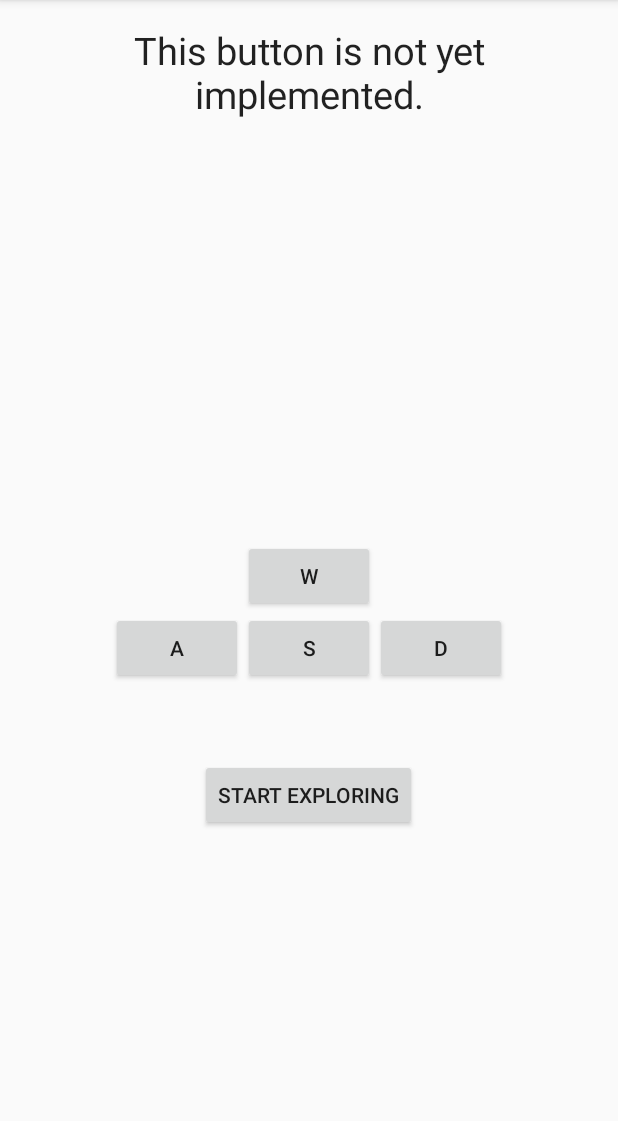
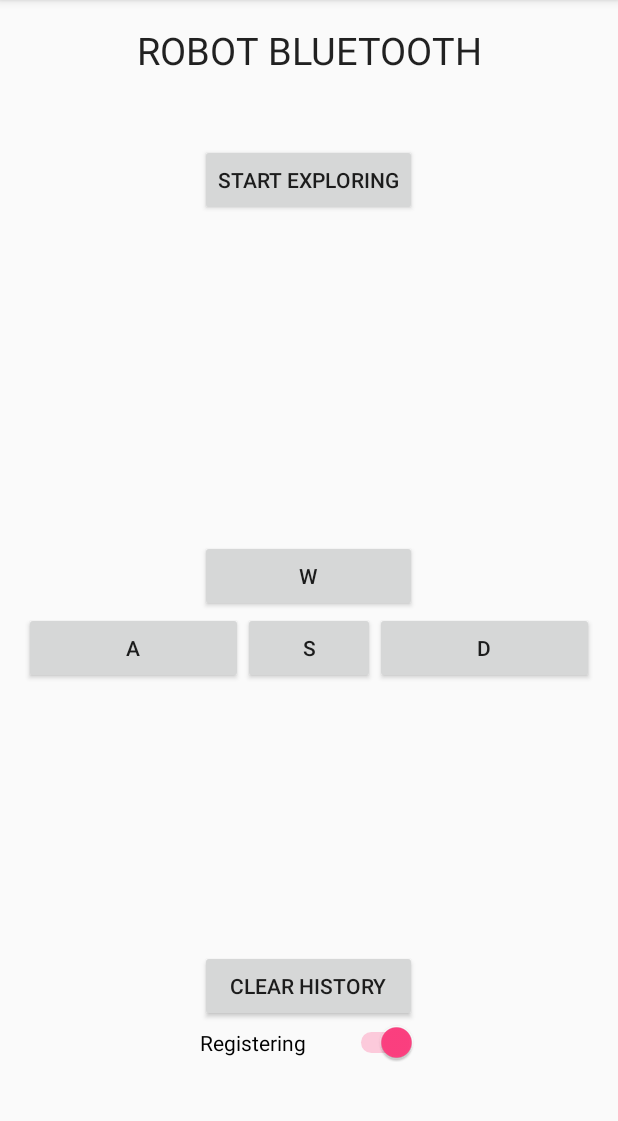
Before and after one commit to PUT-PTM/STMPathFinder, an Android app: the MainActivity screen opened directly, with no data from a screen before it, on a phone screen of 412 x 824 dp, the part 84-1205 px from its top. Run offline under Robolectric (Android 15) with nearby library versions, the phone set to English and light mode, and no system bars; 1 statement that could not run was skipped.

Commit message:
zmieniono modul bluetooth, dodano mapowanie oraz dodatkowe przyciski

```diff
--- a/Android Module/app/src/main/java/com/example/szymon/myapplication/BluetoothManager.java
+++ b/Android Module/app/src/main/java/com/example/szymon/myapplication/BluetoothManager.java
@@ -24,8 +24,7 @@ public class BluetoothManager {
     private OutputStream outputStream;
 
     public final UUID MY_UUID = UUID.fromString("00000000-0000-1000-8000-00805F9B34FB");
-    public final String ROBOT_BLUETOOTH_NAME = "ROBOT_BLUETOOTH_NAME";
-    //public final String ROBOT_BLUETOOTH_ADDRESS; -- bardzo potrzebne
+    public final String ROBOT_BLUETOOTH_NAME = "HUAWEI U8815"; //HC-06, "HUAWEI U8815"
 
     public BluetoothManager(AppCompatActivity appCompatActivity) {
         this.appCompatActivity = appCompatActivity;
@@ -37,24 +36,26 @@ public class BluetoothManager {
     }
 
     private void init() {
+        String name;
         Set<BluetoothDevice> devices = bluetoothAdapter.getBondedDevices();
         for (BluetoothDevice device : devices) {
-            if (device.getName().equals(ROBOT_BLUETOOTH_NAME)) { //device.getAddress().equals(ROBOT_BLUETOOTH_ADDRESS)
+            name = device.getName();
+            if (name.equals(ROBOT_BLUETOOTH_NAME)) { //device.getAddress().equals(ROBOT_BLUETOOTH_ADDRESS)
                 bluetoothDevice = device;
             }
         }
-        checkConnection();
         try {
+            checkConnection();
             outputStream = bluetoothDevice.createInsecureRfcommSocketToServiceRecord(MY_UUID).getOutputStream();
-        } catch (IOException e) {
-            e.printStackTrace();
-        }
-    }
-
-    private void checkConnection() {
-        if (bluetoothDevice == null) {
+        } catch (Exception e) {
             Toast.makeText(appCompatActivity.getBaseContext(), "Devices are not bounded!", Toast.LENGTH_LONG).show();
             appCompatActivity.finish();
         }
     }
+
+    private void checkConnection() throws Exception {
+        if (bluetoothDevice == null) {
+            throw new Exception();
+        }
+    }
 }
--- a/Android Module/app/src/main/java/com/example/szymon/myapplication/MainActivity.java
+++ b/Android Module/app/src/main/java/com/example/szymon/myapplication/MainActivity.java
@@ -1,24 +1,19 @@
 package com.example.szymon.myapplication;
 
-import android.bluetooth.BluetoothAdapter;
-import android.bluetooth.BluetoothDevice;
-import android.bluetooth.BluetoothSocket;
-import android.content.Intent;
 import android.os.Bundle;
 import android.support.v7.app.AppCompatActivity;
-import android.util.Log;
 import android.view.MotionEvent;
 import android.view.View;
 import android.widget.Button;
+import android.widget.Switch;
 import android.widget.TextView;
 import android.widget.Toast;
 
 import java.io.IOException;
 import java.io.OutputStream;
 import java.util.HashMap;
+import java.util.Iterator;
 import java.util.Map;
-import java.util.Set;
-import java.util.UUID;
 
 public class MainActivity extends AppCompatActivity {
 
@@ -27,14 +22,15 @@ public class MainActivity extends AppCompatActivity {
             R.id.buttonUp,
             R.id.buttonDown,
             R.id.buttonLeft,
-            R.id.buttonRight,
-            R.id.buttonExploring
+            R.id.buttonRight
     };
 
     private BluetoothManager bluetoothManager;
     private TextView textView = null;
-    private OutputStream outputStream = null;
+    private OutputStream bluetoothOutputStream = null;
     private Map<Button, String> moveButtons = new HashMap<>();
+    private Switch registerSwitch;
+    private MappingService mappingService = new MappingService();
 
     @Override
     protected void onCreate(Bundle savedInstanceState) {
@@ -46,25 +42,27 @@ public class MainActivity extends AppCompatActivity {
 
     private void init() {
         textView = (TextView) findViewById(R.id.textView);
-        bluetoothManager = new BluetoothManager(this);
-        outputStream = bluetoothManager.getOutputStream();
-        //Initialize buttons, that handle on press events, and sending data
+        registerSwitch = (Switch) findViewById(R.id.registering);
+
+        activateBluetooth();
+
         initMovingButtons();
         initExploringButton();
-
+        initClearButton();
     }
 
     private void initMovingButtons() {
         for (int buttonId : movingButton) {
             Button tmpButton = (Button) findViewById(buttonId);
-            //ten if dlatego, że srodowisko bardzo balo sie o nulla 0_o
             if (tmpButton != null) {
                 tmpButton.setOnTouchListener(new View.OnTouchListener() {
                     @Override
                     public boolean onTouch(View v, MotionEvent event) {
-                        Button button = (Button) v;
-                        while (event.getAction() == MotionEvent.ACTION_DOWN) {
-                            sendData(moveButtons.get(button));
+                        if (event.getAction() == MotionEvent.ACTION_DOWN || event.getAction() == MotionEvent.ACTION_UP) {
+                            Button button = (Button) v;
+                            String key = button.getText().toString();
+//                        sendDataViaBluetooth(key);
+                            registerIfEnabled(key);
                         }
                         return true;
                     }
@@ -74,18 +72,84 @@ public class MainActivity extends AppCompatActivity {
         }
     }
 
-    private void sendData(String message) {
-        byte[] msgBuffer = message.getBytes();
+    private void initExploringButton() {
+        Button tmpButton = (Button) findViewById(R.id.buttonExploring);
+        if (tmpButton != null) {
+            tmpButton.setOnClickListener(new View.OnClickListener() {
+                @Override
+                public void onClick(View v) {
+                    Button button = (Button) v;
+                    button.setEnabled(false);
+                    runFromHistory();
+                    button.setEnabled(true);
+                }
+            });
+        }
+    }
 
+    private void initClearButton() {
+        Button tmpButton = (Button) findViewById(R.id.buttonClear);
+        if (tmpButton != null) {
+            tmpButton.setOnClickListener(new View.OnClickListener() {
+                @Override
+                public void onClick(View v) {
+                    mappingService.clearData();
+                }
+            });
+        }
+    }
+
+    private void activateBluetooth() {
+        bluetoothManager = new BluetoothManager(this);
+        bluetoothOutputStream = bluetoothManager.getOutputStream();
+    }
+
+    private void registerIfEnabled(String key) {
+        if (registerSwitch.isChecked()) {
+            mappingService.addData(key);
+        }
+    }
+
+    private void runFromHistory() {
+        if (mappingService.getMoveHistory().size() != 0) {
+            enableUi(false);
+            Iterator<MoveData> iterator = mappingService.getMoveHistory().iterator();
+            MoveData firstMeasure = iterator.next();
+            long lastTimestamp = firstMeasure.getTimestamp();
+//            sendDataViaBluetooth(firstMeasure.getKey());
+            while (iterator.hasNext()) {
+                MoveData measure = iterator.next();
+                try {
+                    long sleepTime = measure.getTimestamp() - lastTimestamp;
+                    Thread.sleep(sleepTime);
+                } catch (InterruptedException e) {
+                    e.printStackTrace();
+                }
+//                sendDataViaBluetooth(measure.getKey());
+                lastTimestamp = measure.getTimestamp();
+            }
+            enableUi(true);
+        }
+    }
+
+    private void enableUi(Boolean enabled) {
+        Button button;
+        for (int buttonId : movingButton) {
+            button = (Button) findViewById(buttonId);
+            button.setEnabled(enabled);
+        }
+        ((Button) findViewById(R.id.buttonExploring)).setEnabled(enabled);
+        ((Button) findViewById(R.id.buttonClear)).setEnabled(enabled);
+        ((Switch) findViewById(R.id.registering)).setEnabled(enabled);
+    }
+
+    private void sendDataViaBluetooth(String message) {
         try {
-            outputStream.write(msgBuffer);
+            bluetoothOutputStream.write(message.getBytes());
+            bluetoothOutputStream.write("\n".getBytes());
         } catch (IOException e) {
             errorExit("Fatal Error", "Error occurred while sending Data");
         }
-    }
-
-    private void initExploringButton() {
-        textView.setText("This button is not yet implemented.");
     }
 
     private void errorExit(String title, String message) {
--- a/Android Module/app/src/main/res/layout/activity_main.xml
+++ b/Android Module/app/src/main/res/layout/activity_main.xml
@@ -30,8 +30,10 @@
         android:text="w"
         android:id="@+id/buttonUp"
         android:layout_centerVertical="true"
-        android:layout_toRightOf="@+id/buttonLeft"
-        android:layout_toEndOf="@+id/buttonLeft" />
+        android:layout_alignLeft="@+id/buttonExploring"
+        android:layout_alignStart="@+id/buttonExploring"
+        android:layout_alignRight="@+id/buttonExploring"
+        android:layout_alignEnd="@+id/buttonExploring" />
 
     <Button
         android:layout_width="wrap_content"
@@ -46,7 +48,9 @@
         android:layout_height="wrap_content"
         android:text="a"
         android:id="@+id/buttonLeft"
-        android:layout_alignBottom="@+id/buttonDown"
+        android:layout_below="@+id/buttonUp"
+        android:layout_alignParentLeft="true"
+        android:layout_alignParentStart="true"
         android:layout_toLeftOf="@+id/buttonDown"
         android:layout_toStartOf="@+id/buttonDown" />
 
@@ -57,15 +61,40 @@
         android:id="@+id/buttonRight"
         android:layout_alignTop="@+id/buttonDown"
         android:layout_toRightOf="@+id/buttonDown"
-        android:layout_toEndOf="@+id/buttonDown" />
+        android:layout_alignRight="@+id/textView"
+        android:layout_alignEnd="@+id/textView" />
 
     <Button
         android:layout_width="wrap_content"
         android:layout_height="wrap_content"
         android:text="Start exploring"
         android:id="@+id/buttonExploring"
-        android:layout_marginTop="50dp"
-        android:layout_below="@+id/buttonDown"
+        android:layout_marginTop="45dp"
+        android:layout_below="@+id/textView"
         android:layout_centerHorizontal="true" />
 
+    <Switch
+        android:layout_width="wrap_content"
+        android:layout_height="wrap_content"
+        android:text="Registering"
+        android:id="@+id/registering"
+        android:checked="true"
+        android:layout_marginBottom="43dp"
+        android:layout_alignParentBottom="true"
+        android:layout_alignRight="@+id/buttonClear"
+        android:layout_alignEnd="@+id/buttonClear"
+        android:layout_alignLeft="@+id/buttonClear"
+        android:layout_alignStart="@+id/buttonClear" />
+
+    <Button
+        android:layout_width="wrap_content"
+        android:layout_height="wrap_content"
+        android:text="Clear history"
+        android:id="@+id/buttonClear"
+        android:layout_above="@+id/registering"
+        android:layout_alignRight="@+id/buttonUp"
+        android:layout_alignEnd="@+id/buttonUp"
+        android:layout_alignLeft="@+id/buttonUp"
+        android:layout_alignStart="@+id/buttonUp" />
+
 </RelativeLayout>
```
Also changed, not shown: Android Module/app/src/main/java/com/example/szymon/myapplication/MappingService.java (added, +27 -0 lines), Android Module/app/src/main/java/com/example/szymon/myapplication/MoveData.java (added, +38 -0 lines).
